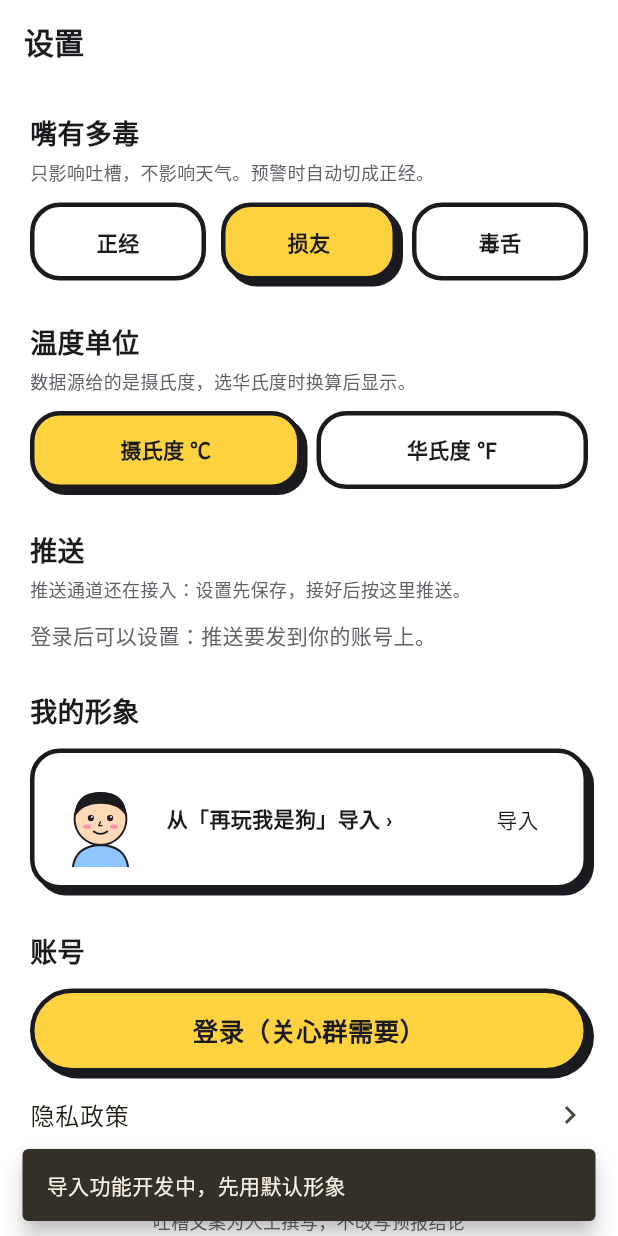
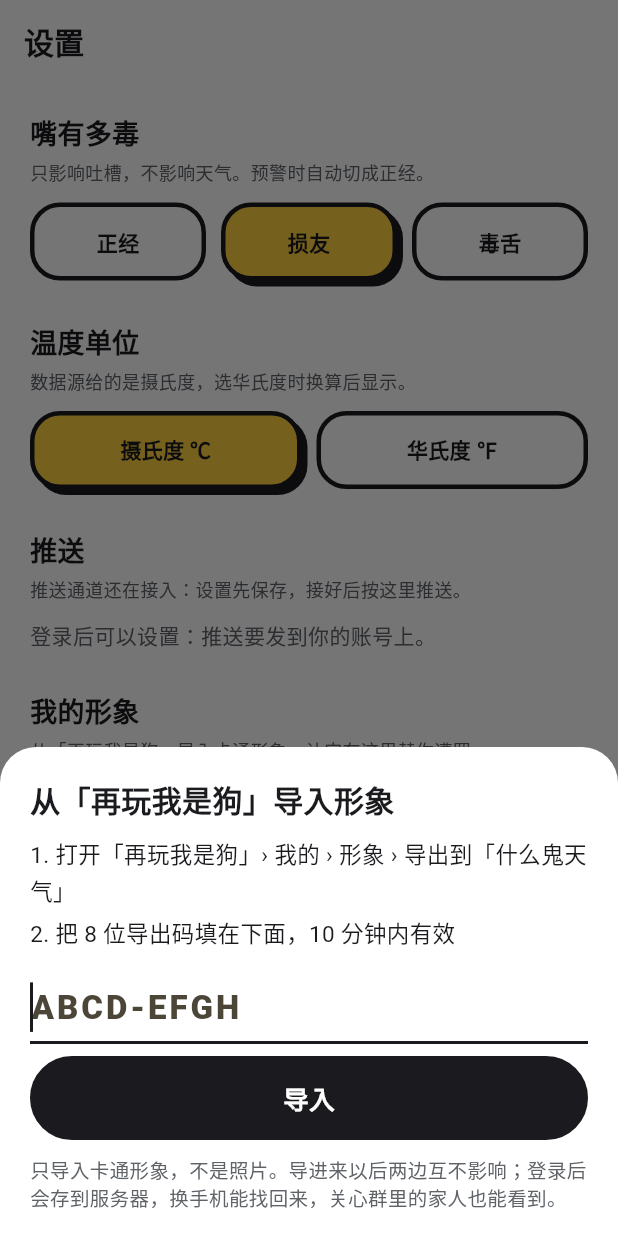
Before and after one commit to aidai524/zwjsg, a Flutter app: the SettingsPage screen opened by its route, after a tap on "导入", on a phone screen of 412 x 824 dp. Run offline on Flutter 3.47's test engine with Material 3 defaults, Android fonts, the phone set to English and light mode, and no system bars; our stand-ins replace dio, flutter_local_notifications, flutter_timezone, go_router, share_plus, shared_preferences and 1 more; missing offline and left inert: gal; accounts and stored records are empty.

Commit message:
feat(tianqi-app): 从“再玩我是狗”导入形象，照片形象跟着天气遭罪
- 引导页和“设置 › 我的形象”可以填导出码导入。不登录也能导，先存在手机
  上，登录后传服务端，换手机登录时下载回来；可以用回默认形象，退出登录
  会删掉手机上的。
- 首页、严肃模式、设置和关心群显示导入的形象（PhotoWeatherAvatar），
  群里别人的形象从服务端下载，App 开着时同一个地址只下一次。
- 隐私政策和首次同意页写明导入的形象会存服务端、群里的家人能看到；
  版本加 1，打开时重新同意。

Co-Authored-By: Claude Opus 5.5 <noreply@anthropic.com>

```diff
--- a/apps/shenme_tianqi/lib/core/models.dart
+++ b/apps/shenme_tianqi/lib/core/models.dart
@@ -175,6 +175,7 @@ class Member {
     this.remainingToday,
     this.lastAckAt,
     this.weather,
+    this.avatarUrl,
   });
 
   final int id;
@@ -185,6 +186,9 @@ class Member {
   final String? lastAckAt;
   final Map<String, dynamic>? weather;
 
+  /// TA 导入过“再玩我是狗”的形象时，服务端给的图片地址
+  final String? avatarUrl;
+
   factory Member.fromJson(Map<String, dynamic> j) => Member(
         id: _i(j['id']),
         nickname: _s(j['nickname']),
@@ -193,6 +197,7 @@ class Member {
         remainingToday: _ni(j['remaining_today']),
         lastAckAt: j['last_ack_at'] as String?,
         weather: j['weather'] == null ? null : Map<String, dynamic>.from(j['weather'] as Map),
+        avatarUrl: j['avatar_url'] as String?,
       );
 
   int? get temp => _ni(weather?['temp']);
--- a/apps/shenme_tianqi/lib/features/home/serious_view.dart
+++ b/apps/shenme_tianqi/lib/features/home/serious_view.dart
@@ -7,6 +7,7 @@ import '../../core/app_state.dart';
 import '../../core/models.dart';
 import '../../core/scene.dart';
 import '../../widgets/common.dart';
+import '../../widgets/weather_avatars.dart';
 
 /// 严肃模式：黄色及以上预警。吐槽暂停，预警原文照登（标题、正文、发布单位、时间都不改）。
 class SeriousView extends StatelessWidget {
@@ -47,7 +48,7 @@ class SeriousView extends StatelessWidget {
           decoration: Pop.card(),
           child: Row(
             children: [
-              const WeatherAvatar(temp: WeatherTemp.mild, cond: WeatherCond.serious, size: 92),
+              const MyWeatherAvatar(temp: WeatherTemp.mild, cond: WeatherCond.serious, size: 92),
               const SizedBox(width: 12),
               const Expanded(
                 child: Column(
--- a/apps/shenme_tianqi/lib/features/home/weather_view.dart
+++ b/apps/shenme_tianqi/lib/features/home/weather_view.dart
@@ -8,6 +8,7 @@ import '../../core/models.dart';
 import '../../core/scene.dart';
 import '../../core/temp_unit.dart';
 import '../../widgets/common.dart';
+import '../../widgets/weather_avatars.dart';
 
 /// 普通模式：形象 + 吐槽 + 温度 + 四张决策卡 + 逐小时 + 7 天
 class WeatherView extends StatelessWidget {
@@ -28,7 +29,7 @@ class WeatherView extends StatelessWidget {
         Row(
           crossAxisAlignment: CrossAxisAlignment.end,
           children: [
-            WeatherAvatar(temp: weatherTempFromKey(w.outfitKey), cond: weatherCondFromKey(w.cond), size: 170),
+            MyWeatherAvatar(temp: weatherTempFromKey(w.outfitKey), cond: weatherCondFromKey(w.cond), size: 170),
             const SizedBox(width: 8),
             Expanded(child: _QuipBubble(w.quip ?? w.outfitLabel)),
           ],
--- a/apps/shenme_tianqi/lib/features/privacy/consent_page.dart
+++ b/apps/shenme_tianqi/lib/features/privacy/consent_page.dart
@@ -15,7 +15,7 @@ class ConsentPage extends StatelessWidget {
   static const points = [
     '不用定位、不用注册就能看天气，城市只存在你手机上。',
     '查天气只把城市编号发给服务器，不带你的个人信息。',
-    '登录后同步城市和设置；关心群里，家人只看得到你的昵称和常驻城市名。',
+    '登录后同步城市和设置；关心群里，家人只看得到你的昵称、导入的卡通形象和常驻城市名。',
     '不做广告，不卖数据，不和第三方共享。',
   ];
 
--- a/apps/shenme_tianqi/lib/features/privacy/privacy_page.dart
+++ b/apps/shenme_tianqi/lib/features/privacy/privacy_page.dart
@@ -19,8 +19,9 @@ class PrivacyPage extends StatelessWidget {
         '登录时：手机号，用来登录和找回账号。',
         '登录后同步：关注的城市（只到城市）和常驻城市，换手机时能恢复；毒舌档位、温度单位和推送设置，用来按你的设置发早安播报。',
         '关心群（登录后）：群名、成员，以及谁在什么时候给谁发了哪句关心话、对方点没点“收到 ♥”，用来限频和合并提醒，30 天后自动删除。'
-            '群里的家人只看得到你的昵称、常驻城市名和那里的天气，看不到你的位置。',
-        '形象：现在用默认形象，不收集照片。以后从“再玩我是狗”导入形象时，只导入卡通形象。',
+            '群里的家人只看得到你的昵称、你导入的卡通形象、常驻城市名和那里的天气，看不到你的位置。',
+        '形象：默认用代码画的形象，不收集照片。你可以用「再玩我是狗」生成的导出码导入卡通形象：我们的服务器凭码从「再玩我是狗」那里取一次图（只有卡通形象，不是照片），存在你的手机上；'
+            '登录后存到我们的服务器，换手机能找回来，关心群里的家人也能看到。两边账号不互通，导进来以后互不影响。',
         '推送（接入后）：保存推送用的设备标识，只用来给你发早安播报、预警和关心群提醒。',
       ],
     ),
@@ -46,7 +47,8 @@ class PrivacyPage extends StatelessWidget {
       [
         '登录后同步的数据保存在我们的服务器上，直到你注销账号；关心群的提醒记录 30 天后自动删除。',
         '在“设置 › 注销账号”可以删除账号：账号、城市、关心群记录和形象会一起删除，不能恢复。',
-        '退出登录后，手机上关注的城市还留着，不登录也能接着看天气；卸载 App 会清除手机上的数据。',
+        '在“设置 › 我的形象”可以用回默认形象：导入的形象会从手机上删掉，登录了的话服务器上的也删掉。',
+        '退出登录后，手机上关注的城市还留着，不登录也能接着看天气；导入的形象会从手机上删掉，再登录时找回来。卸载 App 会清除手机上的数据。',
       ],
     ),
     (
--- /dev/null
+++ b/apps/shenme_tianqi/lib/features/settings/import_avatar_sheet.dart
@@ -0,0 +1,95 @@
+import 'package:flutter/material.dart';
+import 'package:pop_ui/pop_ui.dart';
+
+import '../../core/api_client.dart';
+import '../../core/app_state.dart';
+
+/// 弹出“从再玩我是狗导入形象”；导入成功返回 true
+Future<bool?> showImportAvatarSheet(BuildContext context) => showModalBottomSheet<bool>(
+      context: context,
+      isScrollControlled: true,
+      backgroundColor: Pop.white,
+      shape: const RoundedRectangleBorder(borderRadius: BorderRadius.vertical(top: Radius.circular(24))),
+      builder: (_) => const ImportAvatarSheet(),
+    );
+
+/// 填“再玩我是狗”给的导出码，一次性导入卡通形象。两个 App 账号不互通，只复制一次图片
+class ImportAvatarSheet extends StatefulWidget {
+  const ImportAvatarSheet({super.key});
+
+  @override
+  State<ImportAvatarSheet> createState() => _ImportAvatarSheetState();
+}
+
+class _ImportAvatarSheetState extends State<ImportAvatarSheet> {
+  final _code = TextEditingController();
+  bool _busy = false;
+  String? _error;
+
+  @override
+  void dispose() {
+    _code.dispose();
+    super.dispose();
+  }
+
+  Future<void> _submit() async {
+    final code = _code.text.trim();
+    if (code.isEmpty) return setState(() => _error = '先填导出码');
+    setState(() {
+      _busy = true;
+      _error = null;
+    });
+    try {
+      await AppScope.read(context).importAvatar(code);
+      if (mounted) Navigator.pop(context, true);
+    } on ApiException catch (e) {
+      if (mounted) {
+        setState(() {
+          _busy = false;
+          _error = e.message;
+        });
+      }
+    }
+  }
+
+  @override
+  Widget build(BuildContext context) {
+    return Padding(
+      padding: EdgeInsets.fromLTRB(20, 20, 20, 16 + MediaQuery.viewInsetsOf(context).bottom),
+      child: SafeArea(
+        child: Column(
+          mainAxisSize: MainAxisSize.min,
+          crossAxisAlignment: CrossAxisAlignment.stretch,
+          children: [
+            const Text('从「再玩我是狗」导入形象', style: PopText.h2),
+            const SizedBox(height: 10),
+            const Text('1. 打开「再玩我是狗」› 我的 › 形象 › 导出到「什么鬼天气」', style: PopText.body),
+            const SizedBox(height: 4),
+            const Text('2. 把 8 位导出码填在下面，10 分钟内有效', style: PopText.body),
+            const SizedBox(height: 12),
+            TextField(
+              controller: _code,
+              autofocus: true,
+              enabled: !_busy,
+              textCapitalization: TextCapitalization.characters,
+              maxLength: 12,
+              style: const TextStyle(fontSize: 22, fontWeight: FontWeight.w900, letterSpacing: 2),
+              decoration: InputDecoration(hintText: 'ABCD-EFGH', errorText: _error, errorMaxLines: 3, counterText: ''),
+              onChanged: (_) {
+                if (_error != null) setState(() => _error = null);
+              },
+              onSubmitted: (_) => _submit(),
+            ),
+            const SizedBox(height: 8),
+            PopButton(label: '导入', style: PopButtonStyle.dark, loading: _busy, onPressed: _busy ? null : _submit),
+            const SizedBox(height: 10),
+            const Text(
+              '只导入卡通形象，不是照片。导进来以后两边互不影响；登录后会存到服务器，换手机能找回来，关心群里的家人也能看到。',
+              style: PopText.small,
+            ),
+          ],
+        ),
+      ),
+    );
+  }
+}
--- a/apps/shenme_tianqi/lib/features/settings/settings_page.dart
+++ b/apps/shenme_tianqi/lib/features/settings/settings_page.dart
@@ -9,6 +9,8 @@ import '../../core/models.dart';
 import '../../core/scene.dart';
 import '../../core/temp_unit.dart';
 import '../../widgets/common.dart';
+import '../../widgets/weather_avatars.dart';
+import 'import_avatar_sheet.dart';
 
 class SettingsPage extends StatelessWidget {
   const SettingsPage({super.key});
@@ -43,23 +45,10 @@ class SettingsPage extends StatelessWidget {
           const PushSection(),
           const SizedBox(height: 28),
           const Text('我的形象', style: _heading),
+          const SizedBox(height: 4),
+          const Text('从「再玩我是狗」导入卡通形象，让它在这里替你遭罪。', style: TextStyle(fontSize: 12, color: Pop.muted)),
           const SizedBox(height: 12),
-          Container(
-            padding: const EdgeInsets.all(12),
-            decoration: Pop.card(),
-            child: Row(
-              children: [
-                const WeatherAvatar(temp: WeatherTemp.mild, cond: WeatherCond.cloudy, size: 64),
-                const SizedBox(width: 12),
-                const Expanded(child: Text('从「再玩我是狗」导入 ›', style: TextStyle(fontWeight: FontWeight.w800))),
-                TextButton(
-                  // TODO 一次性导入：狗 App 生成短时导出码 → 本 App 用导出码请求后端拉取形象（两边账号不互通）
-                  onPressed: () => showToast(context, '导入功能开发中，先用默认形象'),
-                  child: const Text('导入'),
-                ),
-              ],
-            ),
-          ),
+          const AvatarSection(),
           const SizedBox(height: 28),
           const Text('账号', style: _heading),
           const SizedBox(height: 12),
@@ -111,6 +100,71 @@ class SettingsPage extends StatelessWidget {
     } on ApiException catch (e) {
       if (context.mounted) showToast(context, e.message);
     }
+  }
+}
+
+/// 我的形象：显示现在用的形象，可以从“再玩我是狗”导入、重新导入，或者用回默认形象
+class AvatarSection extends StatelessWidget {
+  const AvatarSection({super.key});
+
+  Future<void> _import(BuildContext context) async {
+    if (await showImportAvatarSheet(context) == true && context.mounted) showToast(context, '导入好了，回首页看它遭罪');
+  }
+
+  Future<void> _reset(BuildContext context) async {
+    final state = AppScope.read(context);
+    final ok = await showDialog<bool>(
+      context: context,
+      builder: (c) => AlertDialog(
+        title: const Text('用回默认形象？'),
+        content: const Text('导入的形象会从手机上删掉，登录了的话服务器上的也删掉。想再用，回「再玩我是狗」重新导出。'),
+        actions: [
+          TextButton(onPressed: () => Navigator.pop(c, false), child: const Text('算了')),
+          TextButton(onPressed: () => Navigator.pop(c, true), child: const Text('用回默认')),
+        ],
+      ),
+    );
+    if (ok != true || !context.mounted) return;
+    try {
+      await state.clearAvatar();
+    } on ApiException catch (e) {
+      if (context.mounted) showToast(context, e.message);
+    }
+  }
+
+  @override
+  Widget build(BuildContext context) {
+    final imported = AppScope.of(context).avatar != null;
+    return Container(
+      padding: const EdgeInsets.all(12),
+      decoration: Pop.card(),
+      child: Row(
+        children: [
+          const MyWeatherAvatar(temp: WeatherTemp.mild, cond: WeatherCond.cloudy, size: 64),
+          const SizedBox(width: 12),
+          Expanded(
+            child: Column(
+              crossAxisAlignment: CrossAxisAlignment.start,
+              children: [
+                Text(imported ? '用的是导入的形象' : '现在是默认形象', style: const TextStyle(fontWeight: FontWeight.w800)),
+                if (imported)
+                  TextButton(
+                    style: TextButton.styleFrom(
+                      padding: EdgeInsets.zero,
+                      minimumSize: const Size(0, 32),
+                      tapTargetSize: MaterialTapTargetSize.shrinkWrap,
+                      alignment: Alignment.centerLeft,
+                    ),
+                    onPressed: () => _reset(context),
+                    child: const Text('用回默认形象', style: TextStyle(fontSize: 13, color: Pop.muted)),
+                  ),
+              ],
+            ),
+          ),
+          TextButton(onPressed: () => _import(context), child: Text(imported ? '重新导入' : '导入')),
+        ],
+      ),
+    );
   }
 }
 
--- a/apps/shenme_tianqi/lib/main.dart
+++ b/apps/shenme_tianqi/lib/main.dart
@@ -10,5 +10,6 @@ Future<void> main() async {
   await SystemChrome.setPreferredOrientations([DeviceOrientation.portraitUp]);
   final prefs = await SharedPreferences.getInstance();
   final state = AppState(prefs);
+  await state.loadAvatar();
   runApp(AppScope(state: state, child: ShenmeTianqiApp(state: state)));
 }
--- /dev/null
+++ b/apps/shenme_tianqi/lib/widgets/weather_avatars.dart
@@ -0,0 +1,71 @@
+import 'dart:ui' as ui;
+
+import 'package:avatar_engine/avatar_engine.dart';
+import 'package:flutter/widgets.dart';
+
+import '../core/app_state.dart';
+
+/// 用户自己的天气形象：导入了“再玩我是狗”的形象，就用照片贴纸叠天气图层；没导入就用代码画的默认形象
+class MyWeatherAvatar extends StatelessWidget {
+  const MyWeatherAvatar({super.key, required this.temp, required this.cond, this.size = 220});
+
+  final WeatherTemp temp;
+  final WeatherCond cond;
+  final double size;
+
+  @override
+  Widget build(BuildContext context) {
+    final sticker = AppScope.of(context).avatar;
+    return sticker == null
+        ? WeatherAvatar(temp: temp, cond: cond, size: size)
+        : PhotoWeatherAvatar(sticker: sticker, temp: temp, cond: cond, size: size);
+  }
+}
+
+/// 关心群里别人的天气形象：TA 导入过形象就下载下来叠天气图层；没导入、还没下载好、下载不到时用默认形象
+class MemberWeatherAvatar extends StatefulWidget {
+  const MemberWeatherAvatar({super.key, required this.avatarUrl, required this.temp, required this.cond, this.size = 72});
+
+  final String? avatarUrl;
+  final WeatherTemp temp;
+  final WeatherCond cond;
+  final double size;
+
+  @override
+  State<MemberWeatherAvatar> createState() => _MemberWeatherAvatarState();
+}
+
+class _MemberWeatherAvatarState extends State<MemberWeatherAvatar> {
+  Future<ui.Image?>? _sticker;
+
+  @override
+  void didChangeDependencies() {
+    super.didChangeDependencies();
+    _load();
+  }
+
+  @override
+  void didUpdateWidget(MemberWeatherAvatar old) {
+    super.didUpdateWidget(old);
+    if (old.avatarUrl != widget.avatarUrl) _load();
+  }
+
+  void _load() {
+    final url = widget.avatarUrl;
+    // 同一个地址只下载一次，见 AppState.memberAvatar
+    _sticker = url == null ? null : AppScope.read(context).memberAvatar(url);
+  }
+
+  @override
+  Widget build(BuildContext context) {
+    return FutureBuilder<ui.Image?>(
+      future: _sticker,
+      builder: (_, snap) {
+        final sticker = snap.data;
+        return sticker == null
+            ? WeatherAvatar(temp: widget.temp, cond: widget.cond, size: widget.size)
+            : PhotoWeatherAvatar(sticker: sticker, temp: widget.temp, cond: widget.cond, size: widget.size);
+      },
+    );
+  }
+}
```
Also changed, not shown: apps/shenme_tianqi/lib/core/api_client.dart (+14 -0 lines), apps/shenme_tianqi/lib/core/app_state.dart (+135 -5 lines), apps/shenme_tianqi/lib/features/care/group_page.dart (+7 -5 lines), apps/shenme_tianqi/lib/features/onboarding/welcome_page.dart (+18 -1 lines), apps/shenme_tianqi/pubspec.lock, 1 other file.
